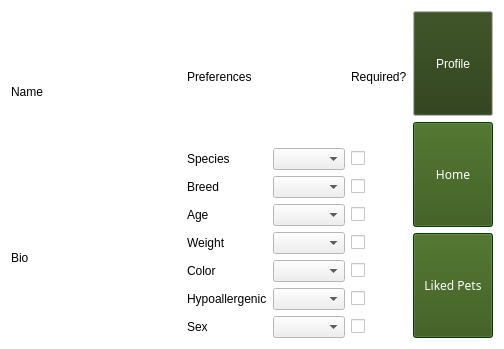
First picture: the form in pet_tinder/gui/profilepage.ui, repository CS-205-S21/team_1_4, before the edit.
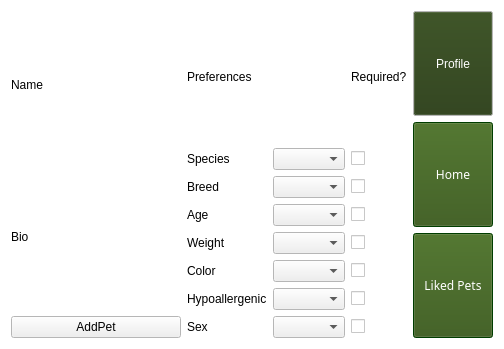
Second picture: the form after the edit.

```diff
--- a/pet_tinder/gui/profilepage.ui
+++ b/pet_tinder/gui/profilepage.ui
@@ -99,6 +99,13 @@
          </property>
         </widget>
        </item>
+       <item>
+        <widget class="QPushButton" name="pushButton_2">
+         <property name="text">
+          <string>AddPet</string>
+         </property>
+        </widget>
+       </item>
       </layout>
      </item>
      <item>
```
